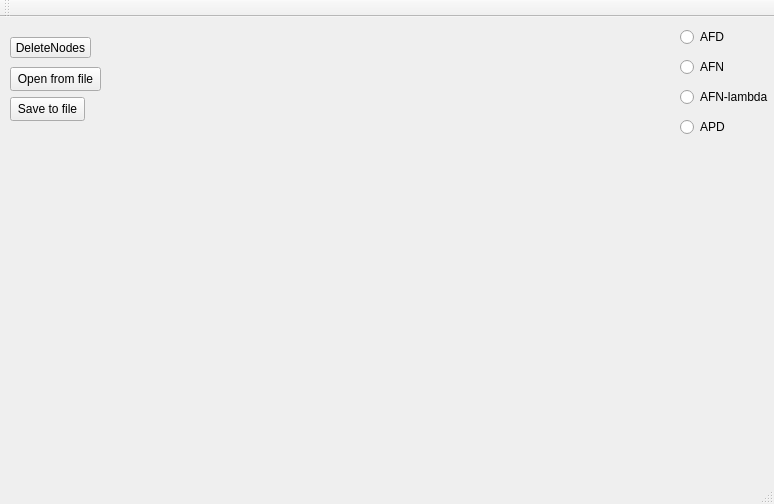
Before: the Qt Designer form Automaton_Interface/Automaton_Interface/Automaton_Interface.ui in xNaga09x/LFC_Interface, drawn with Qt 5.
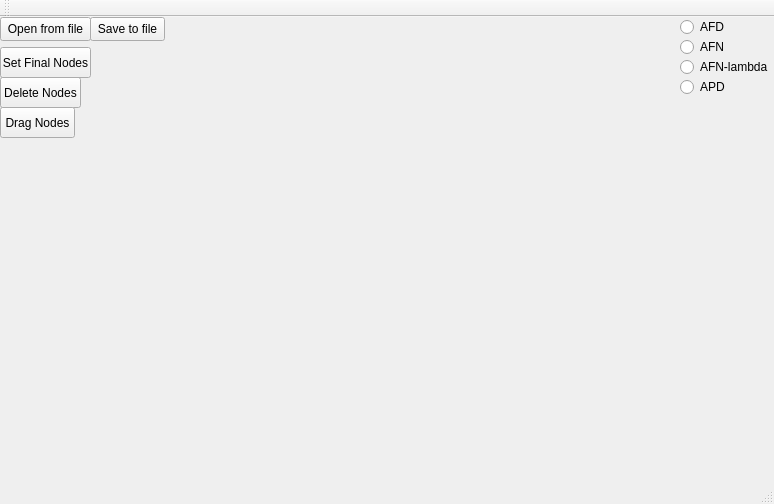
After: the same form once the commit is applied.

The edit to the form file:
```diff
--- a/Automaton_Interface/Automaton_Interface/Automaton_Interface.ui
+++ b/Automaton_Interface/Automaton_Interface/Automaton_Interface.ui
@@ -17,21 +17,21 @@
    <widget class="QPushButton" name="deleteButton">
     <property name="geometry">
      <rect>
-      <x>10</x>
-      <y>20</y>
+      <x>0</x>
+      <y>60</y>
       <width>81</width>
-      <height>21</height>
+      <height>31</height>
      </rect>
     </property>
     <property name="text">
-     <string>DeleteNodes</string>
+     <string>Delete Nodes</string>
     </property>
    </widget>
    <widget class="QPushButton" name="addFromFileButton">
     <property name="geometry">
      <rect>
-      <x>10</x>
-      <y>50</y>
+      <x>0</x>
+      <y>0</y>
       <width>91</width>
       <height>24</height>
      </rect>
@@ -43,8 +43,8 @@
    <widget class="QPushButton" name="saveToFileButton">
     <property name="geometry">
      <rect>
-      <x>10</x>
-      <y>80</y>
+      <x>90</x>
+      <y>0</y>
       <width>75</width>
       <height>24</height>
      </rect>
@@ -57,7 +57,7 @@
     <property name="geometry">
      <rect>
       <x>680</x>
-      <y>10</y>
+      <y>0</y>
       <width>89</width>
       <height>20</height>
      </rect>
@@ -70,7 +70,7 @@
     <property name="geometry">
      <rect>
       <x>680</x>
-      <y>40</y>
+      <y>20</y>
       <width>89</width>
       <height>20</height>
      </rect>
@@ -83,7 +83,7 @@
     <property name="geometry">
      <rect>
       <x>680</x>
-      <y>70</y>
+      <y>40</y>
       <width>89</width>
       <height>20</height>
      </rect>
@@ -96,7 +96,7 @@
     <property name="geometry">
      <rect>
       <x>680</x>
-      <y>100</y>
+      <y>60</y>
       <width>89</width>
       <height>20</height>
      </rect>
@@ -105,6 +105,32 @@
      <string>APD</string>
     </property>
    </widget>
+   <widget class="QPushButton" name="finalButton">
+    <property name="geometry">
+     <rect>
+      <x>0</x>
+      <y>30</y>
+      <width>91</width>
+      <height>31</height>
+     </rect>
+    </property>
+    <property name="text">
+     <string>Set Final Nodes</string>
+    </property>
+   </widget>
+   <widget class="QPushButton" name="dragButton">
+    <property name="geometry">
+     <rect>
+      <x>0</x>
+      <y>90</y>
+      <width>75</width>
+      <height>31</height>
+     </rect>
+    </property>
+    <property name="text">
+     <string>Drag Nodes</string>
+    </property>
+   </widget>
   </widget>
   <widget class="QMenuBar" name="menuBar">
    <property name="geometry">
```
